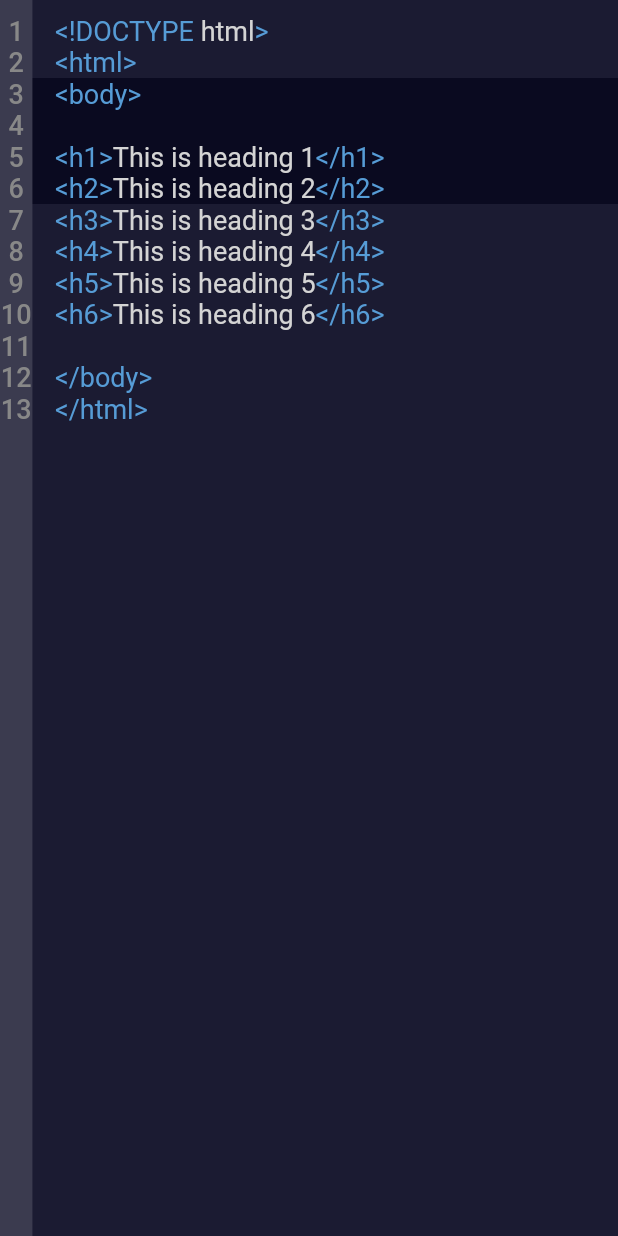
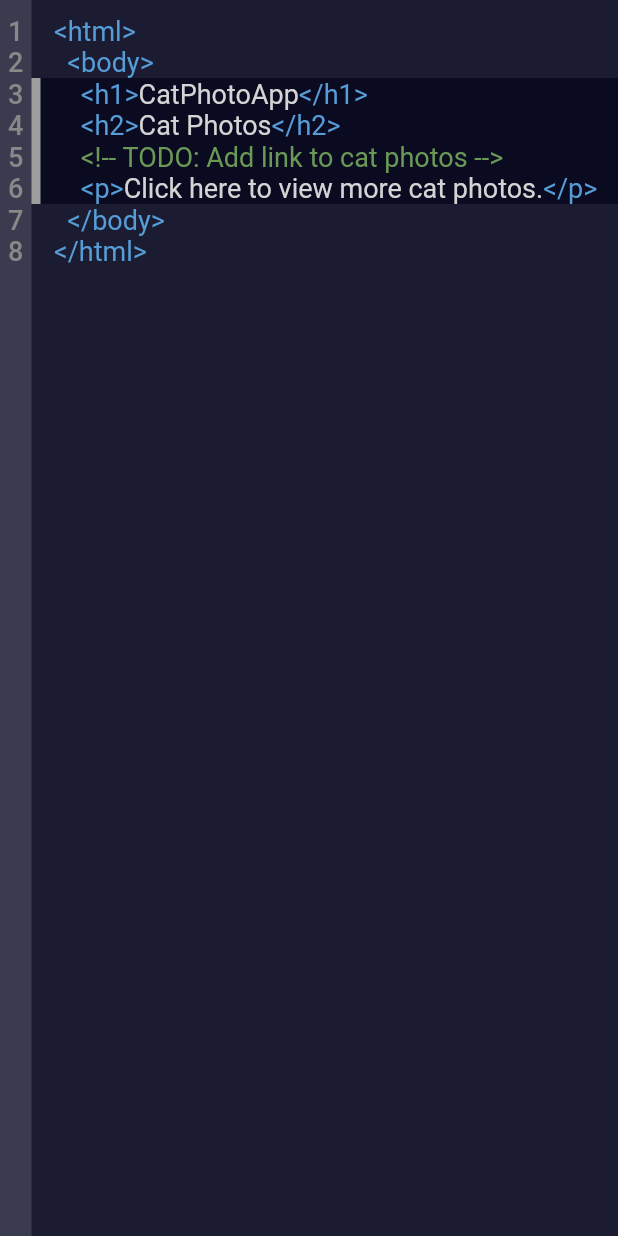
Before and after one commit to freeCodeCamp/PhoneIDE, a Flutter app: the screen it shows after launch, on a phone screen of 412 x 824 dp. Run offline on Flutter 3.47's test engine with Material 2 defaults, Android fonts, the phone set to English and light mode, and no system bars; our stand-ins replace shared_preferences, string_scanner, webview_flutter.

Commit message:
fix: add border with condition

```diff
--- a/lib/editor/editor.dart
+++ b/lib/editor/editor.dart
@@ -50,6 +50,10 @@ class Editor extends StatefulWidget with IEditor {
   // end of the editable region
 
   int? regionEnd;
+
+  // condition
+
+  bool? condition;
 
   @override
   State<StatefulWidget> createState() => EditorState();
@@ -215,7 +219,14 @@ class EditorState extends State<Editor> {
                       padding: EdgeInsets.only(
                           top: calculateEditableRegionStart(context)),
                       child: Container(
-                        color: const Color.fromRGBO(0x0a, 0x0a, 32, 1),
+                        decoration: BoxDecoration(
+                            color: const Color.fromRGBO(0x0a, 0x0a, 32, 1),
+                            border: Border(
+                                left: BorderSide(
+                                    width: 27,
+                                    color: widget.condition ?? false
+                                        ? Colors.green
+                                        : Colors.grey))),
                         height: _editableRegionHeight,
                         width: widget.options.minWidth,
                       ),
--- a/lib/main.dart
+++ b/lib/main.dart
@@ -21,19 +21,14 @@ class App extends StatelessWidget {
       regionStart: 3,
       regionEnd: 6,
       openedFile: FileIDE(
-        fileContent: '''<!DOCTYPE html>
-<html>
-<body>
-
-<h1>This is heading 1</h1>
-<h2>This is heading 2</h2>
-<h3>This is heading 3</h3>
-<h4>This is heading 4</h4>
-<h5>This is heading 5</h5>
-<h6>This is heading 6</h6>
-
-</body>
-</html> ''',
+        fileContent: '''<html>
+  <body>
+    <h1>CatPhotoApp</h1>
+    <h2>Cat Photos</h2>
+    <!-- TODO: Add link to cat photos -->
+    <p>Click here to view more cat photos.</p>
+  </body>
+</html>''',
         fileExplorer: null,
         fileName: '',
         filePath: '',
```
